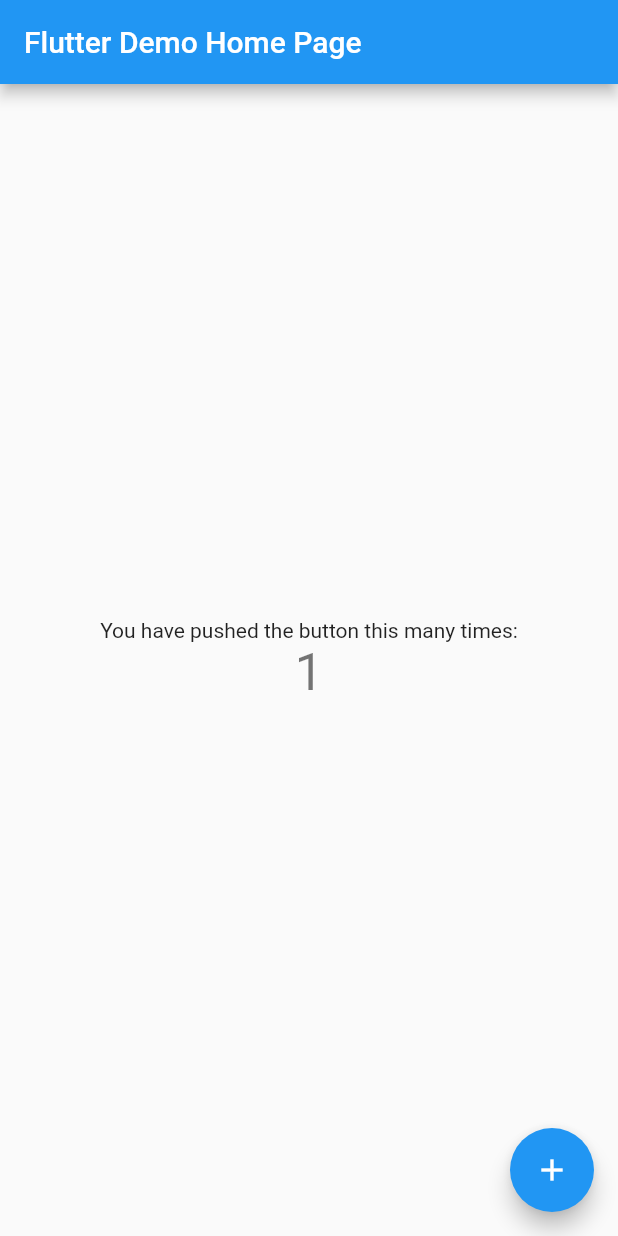
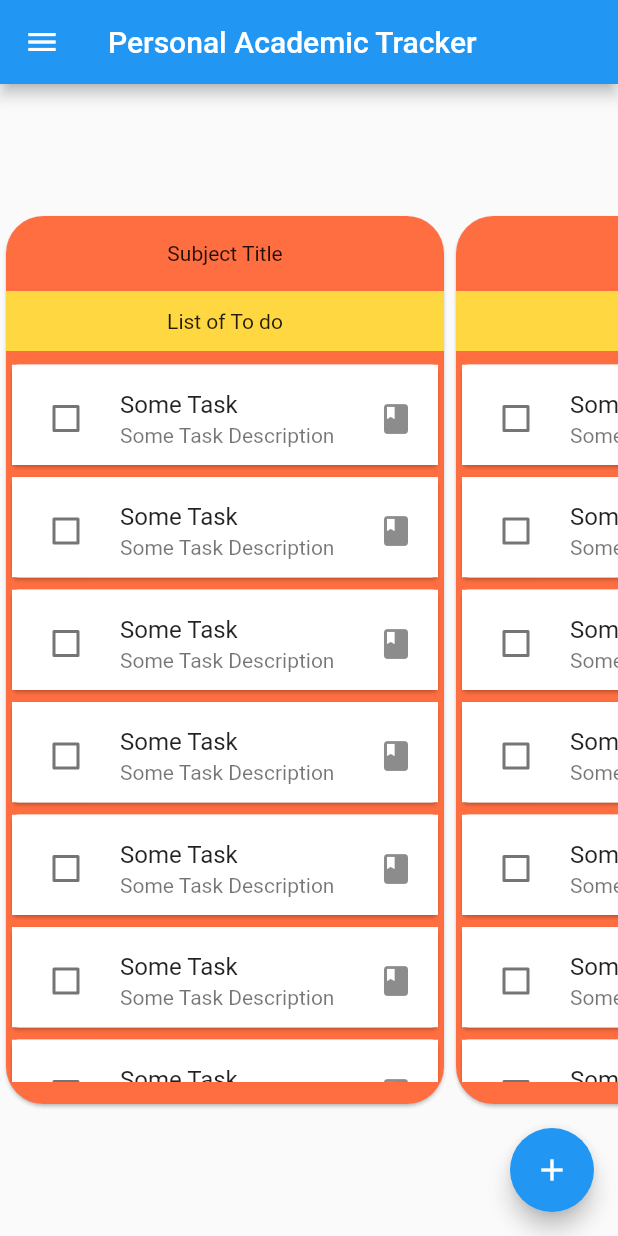
Before and after one commit to ronmattss/Personal-Academic-Tracker-PAT, a Flutter app: the screen it shows after launch, after a tap on the "add" icon, on a phone screen of 412 x 824 dp. Run offline on Flutter 3.47's test engine with Material 2 defaults, Android fonts, the phone set to English and light mode, and no system bars; our stand-ins replace carousel_slider; missing offline and left inert: mysql1.

Commit message:
Added Subject Task Cards

```diff
--- a/lib/Helpers/databaseHelper.dart
+++ b/lib/Helpers/databaseHelper.dart
@@ -10,9 +10,10 @@
         port: 3306,
         user: 'root',
         db: 'patdb',
-        password: "ShadedShade");
+        password: pass);
     var conn = await MySqlConnection.connect(settings);
-    var testPrint = await conn.query("SELECT * FROM patdb.accounttable;");
+    var testPrint = await conn.query(
+        "SELECT * FROM patdb.accounttable;"); // gonna need a SQL String for custom SQL statements
     for (var row in testPrint) {
       print("Username: ${row[0]} Password: ${row[1]}");
     }
--- /dev/null
+++ b/lib/Widgets/SubjectCard.dart
@@ -0,0 +1,66 @@
+// Main Subject Card
+// contains Subject title
+// list of to do list
+
+import 'package:flutter/cupertino.dart';
+import 'package:flutter/material.dart';
+import 'package:personalacademictracker/Widgets/TaskCard.dart';
+
+class SubjectCard extends StatefulWidget {
+  const SubjectCard({Key key}) : super(key: key);
+  @override
+  State<StatefulWidget> createState() => _SubjectCardState();
+}
+
+//TODO: Dynamic sizing
+class _SubjectCardState extends State<SubjectCard> {
+  Widget _listOfTaskCard(BuildContext context) {
+    return ListView.builder(
+      itemCount: 50,
+      itemBuilder: (BuildContext context, int itemIndex) => TaskCard(),
+    );
+  }
+
+  Widget _customCard(BuildContext context) {
+    return SizedBox(
+      width: 300,
+      height: 600,
+      child: Card(
+          color: Colors.deepOrangeAccent,
+          shape: RoundedRectangleBorder(
+            borderRadius: BorderRadius.circular(25.0),
+          ),
+          /* child: Container(
+      color: Colors.red,
+      width: 300,
+      height: 600,*/
+          child: Column(children: [
+            SizedBox(
+              height: 50,
+              width: MediaQuery.of(context).size.width,
+              child: Center(
+                child: Text('Subject Title'),
+              ),
+            ),
+            Container(
+              color: Colors.amberAccent,
+              height: 40,
+              width: MediaQuery.of(context).size.width,
+              child: Center(child: Text('List of To do')),
+            ),
+            Flexible(
+                child: Container( decoration: BoxDecoration(borderRadius: BorderRadius.circular(25.0)),
+              width: MediaQuery.of(context).size.width,
+              child: Padding(padding: EdgeInsets.only(bottom: 15,top: 5),child: _listOfTaskCard(context),),
+            ))
+          ])),
+    ); //);
+  }
+
+  @override
+  Widget build(BuildContext context) {
+    // TODO: implement build
+
+    return Center(child: _customCard(context));
+  }
+}
--- /dev/null
+++ b/lib/Widgets/TaskCard.dart
@@ -0,0 +1,41 @@
+//Contains To do List which is an individual Task which also contains list of sub to do on that task
+
+import 'package:flutter/cupertino.dart';
+import 'package:flutter/material.dart';
+
+class TaskCard extends StatefulWidget
+{
+  const TaskCard({Key key}) : super(key: key);
+  @override
+  State<StatefulWidget> createState()=> _TaskCardState();}
+
+
+class _TaskCardState extends State<TaskCard>
+{
+  var timeDilation;
+  Widget _customTaskTile(BuildContext context)
+  {
+    return CheckboxListTile(
+      title: const Text('Some Task'),controlAffinity: ListTileControlAffinity.leading, checkColor: Colors.black,tileColor: Colors.white,activeColor: Colors.deepOrange,
+      subtitle: const Text('Some Task Description'),
+      value: timeDilation == true,
+      onChanged: (bool value) {
+        setState(() {
+          timeDilation = value ? true: false;
+        });
+      },
+      secondary: const Icon(Icons.book),
+    );
+  }
+  Widget _customTaskCard(BuildContext context)
+  {
+    return SizedBox(height: 75,child: Card(child:_customTaskTile(context)));
+  }
+  @override
+  Widget build(BuildContext context) {
+    // TODO: implement build
+
+   return _customTaskCard(context);
+  }
+
+}
--- a/lib/main.dart
+++ b/lib/main.dart
@@ -1,9 +1,12 @@
-import 'package:flutter/material.dart';
+import 'package:flutter/material.dart' ;
+import 'package:flutter/rendering.dart';
+import 'package:personalacademictracker/Widgets/SubjectCard.dart';
 import 'package:personalacademictracker/Helpers/databaseHelper.dart';
+import 'package:carousel_slider/carousel_slider.dart';
 
 Future<void> main() async {
-  var connection = new DatabaseHelper();
-  print(await connection.connectDB());
+  //var connection = new DatabaseHelper();
+  // print(await connection.connectDB());
   runApp(MyApp());
 }
 
@@ -29,7 +32,7 @@
         // closer together (more dense) than on mobile platforms.
         visualDensity: VisualDensity.adaptivePlatformDensity,
       ),
-      home: MyHomePage(title: 'Flutter Demo Home Page'),
+      home: MyHomePage(title: 'Personal Academic Tracker'),
     );
   }
 }
@@ -54,7 +57,7 @@
 
 class _MyHomePageState extends State<MyHomePage> {
   int _counter = 0;
-
+  double width = 0;
   void _incrementCounter() {
     setState(() {
       // This call to setState tells the Flutter framework that something has
@@ -62,10 +65,23 @@
       // so that the display can reflect the updated values. If we changed
       // _counter without calling setState(), then the build method would not be
       // called again, and so nothing would appear to happen.
+      var x = MediaQuery.of(context).size.width;
+      width = x;
       _counter++;
     });
   }
-
+  Widget _customCarousel(BuildContext context)
+  {
+    return CarouselSlider.builder(options: CarouselOptions(height: 600),
+      itemCount: 15,
+      itemBuilder: (BuildContext context, int itemIndex) =>
+         Container(child: SubjectCard(),)
+    );
+  }
+  Widget _customCardList(BuildContext context)
+  {
+    return ListView.builder(scrollDirection: Axis.horizontal,itemCount: 9,itemBuilder: (BuildContext context, int itemIndex)=> Container(child: SubjectCard(),),);
+  }
   @override
   Widget build(BuildContext context) {
     // This method is rerun every time setState is called, for instance as done
@@ -81,35 +97,46 @@
         title: Text(widget.title),
       ),
       body: Center(
-        // Center is a layout widget. It takes a single child and positions it
-        // in the middle of the parent.
+
         child: Column(
-          // Column is also a layout widget. It takes a list of children and
-          // arranges them vertically. By default, it sizes itself to fit its
-          // children horizontally, and tries to be as tall as its parent.
-          //
-          // Invoke "debug painting" (press "p" in the console, choose the
-          // "Toggle Debug Paint" action from the Flutter Inspector in Android
-          // Studio, or the "Toggle Debug Paint" command in Visual Studio Code)
-          // to see the wireframe for each widget.
-          //
-          // Column has various properties to control how it sizes itself and
-          // how it positions its children. Here we use mainAxisAlignment to
-          // center the children vertically; the main axis here is the vertical
-          // axis because Columns are vertical (the cross axis would be
-          // horizontal).
+
           mainAxisAlignment: MainAxisAlignment.center,
-          children: <Widget>[
-            Text(
+          children: <Widget>[Container(child: _customCardList(context),height: 600,)
+            /*Text(
               'You have pushed the button this many times:',
             ),
             Text(
               '$_counter',
               style: Theme.of(context).textTheme.headline4,
             ),
+            Text('$width'), */
           ],
         ),
       ),
+      drawer: Drawer(
+          child: ListView(
+        padding: EdgeInsets.zero,
+        children: [
+          DrawerHeader(
+            child: Text('Drawer Header'),
+            decoration: BoxDecoration(
+              color: Colors.blue,
+            ),
+          ), ListTile(
+            title: Center(child:Text('Subjects')),
+            onTap: () {
+              // Update the state of the app.
+              // ...
+            },
+          ), ListTile(
+            title: Center(child:Text('Settings')),
+            onTap: () {
+              // Update the state of the app.
+              // ...
+            },
+          ),
+        ],
+      )),
       floatingActionButton: FloatingActionButton(
         onPressed: _incrementCounter,
         tooltip: 'Increment',
--- a/pubspec.yaml
+++ b/pubspec.yaml
@@ -24,6 +24,8 @@
   flutter:
     sdk: flutter
   mysql1: ^0.17.1
+  adobe_xd: ^1.0.0+1
+  carousel_slider: ^2.3.1
 
 
 
```
Also changed, not shown: pubspec.lock.
